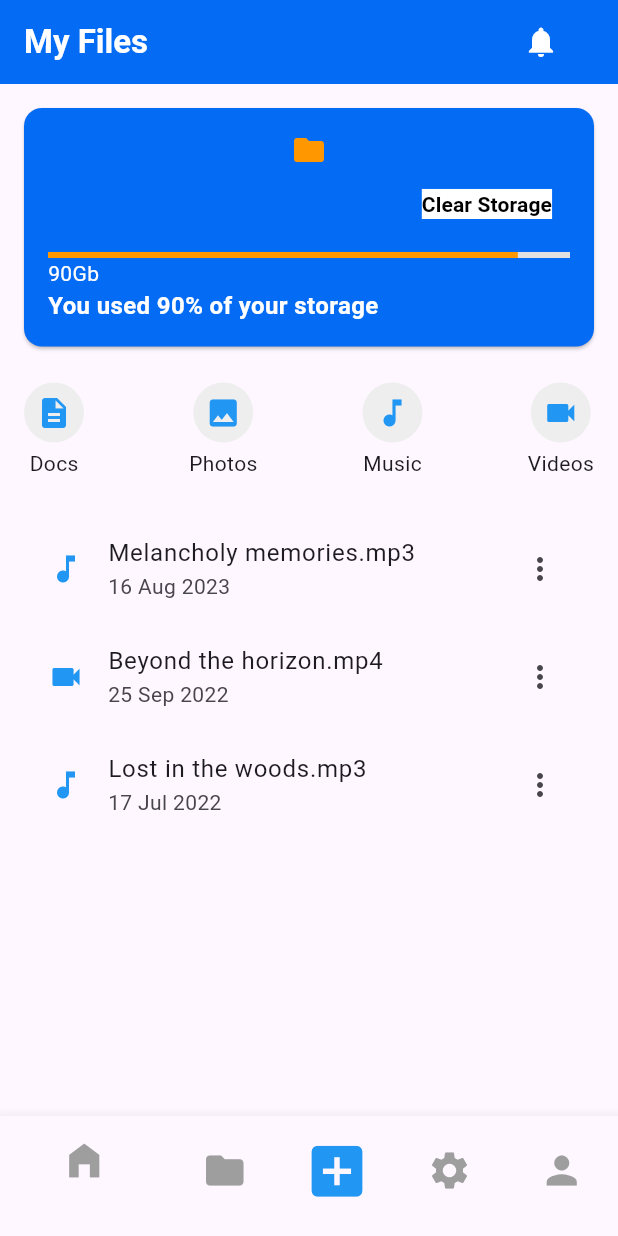
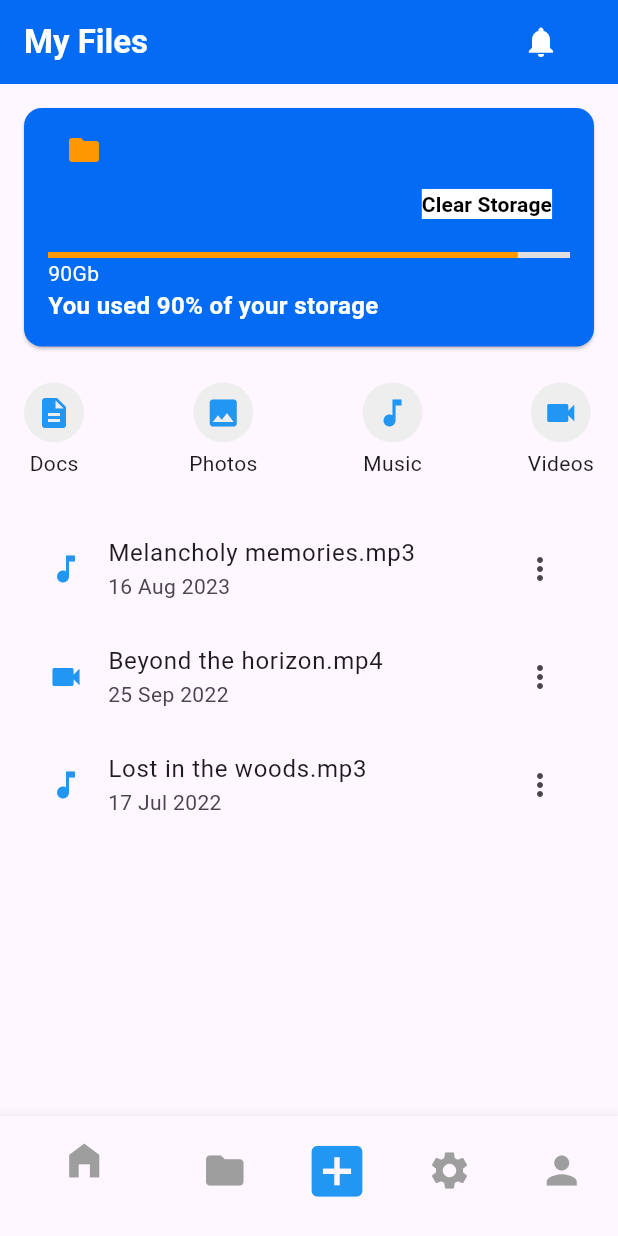
Before and after one commit to Jojo131313/filezy_project, a Flutter app: the screen it shows after launch, on a phone screen of 412 x 824 dp. Run offline on Flutter 3.47's test engine with Material 3 defaults, Android fonts, the phone set to English and light mode, and no system bars.

Commit message:
correction du commit

```diff
--- a/lib/features/home/screens/acceuil.dart
+++ b/lib/features/home/screens/acceuil.dart
@@ -95,9 +95,12 @@ class StorageInfoCard extends StatelessWidget {
           children: [
             Column(
               children: [
-                Icon(
-                  Icons.folder,
-                  color: Colors.orange,
+                Padding(
+                  padding: EdgeInsets.only(right: 300),
+                  child: Icon(
+                    Icons.folder,
+                    color: Colors.orange,
+                  ),
                 ),
               ],
             ),
```
